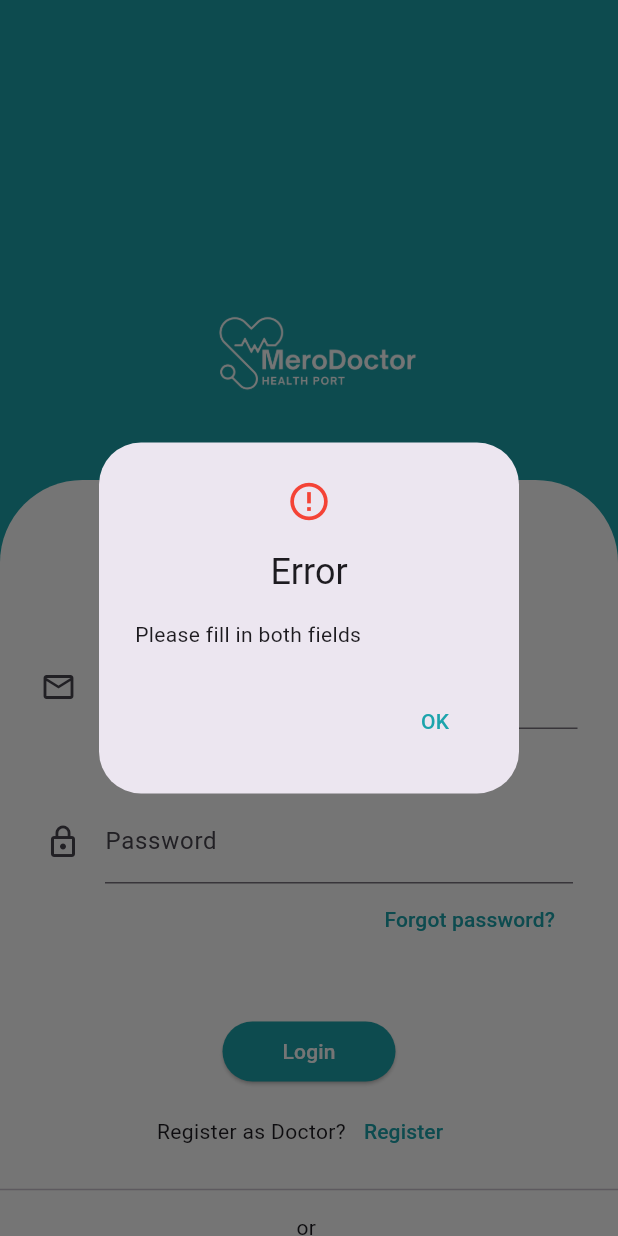
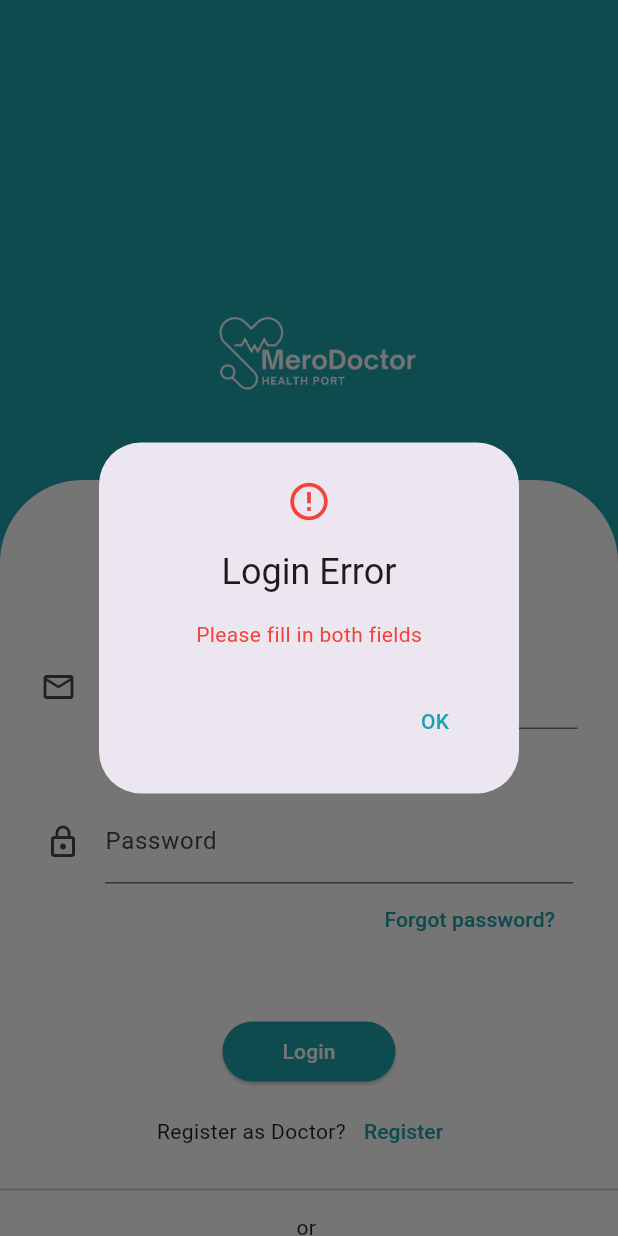
Before and after one commit to admin123KK/merodoctor555, a Flutter app: the Dloginpage screen opened directly, after a tap on "Login", on a phone screen of 412 x 824 dp. Run offline on Flutter 3.47's test engine with Material 3 defaults, Android fonts, the light colour scheme and no system bars; our stand-ins replace file_picker.

```diff
--- a/lib/doctor/dloginpage.dart
+++ b/lib/doctor/dloginpage.dart
@@ -22,7 +22,7 @@ class _DloginpageState extends State<Dloginpage> {
 
   Future<void> loginDoctor() async {
     if (_email.text.isEmpty || _password.text.isEmpty) {
-      showMessage("Please fill in both fields", isError: true);
+      showErrorMessage("Please fill in both fields", isError: true);
       return;
     }
 
@@ -32,7 +32,7 @@ class _DloginpageState extends State<Dloginpage> {
 
     try {
       final url = Uri.parse(
-          'https://0d71-2400-1a00-bb20-5718-d481-a287-47e2-576.ngrok-free.app/api/Auth/login'); // Replace this with actual URL
+          'https://c2e1-2400-1a00-bb20-fd39-7053-b143-a1b-375.ngrok-free.app/api/Auth/login'); // Replace this with actual URL
       final response = await http.post(
         url,
         headers: {'Content-Type': 'application/json'},
@@ -47,24 +47,24 @@ class _DloginpageState extends State<Dloginpage> {
       });
 
       if (response.statusCode == 200 || response.statusCode == 201) {
-        showMessage("Login successful", isError: false);
+        showSuccessMessage("Login successful", isError: false);
         Future.delayed(const Duration(seconds: 2), () {
           Navigator.pushReplacement(
               context, MaterialPageRoute(builder: (_) => const Dhomepage()));
         });
       } else {
         final body = jsonDecode(response.body);
-        showMessage(body["message"] ?? "Login failed", isError: true);
+        showErrorMessage(body["message"] ?? "Login failed", isError: true);
       }
     } catch (e) {
       setState(() {
         isLoading = false;
       });
-      showMessage("An error occurred: $e", isError: true);
+      showErrorMessage("Invalid Crediental", isError: true);
     }
   }
 
-  void showMessage(String msg, {required bool isError}) {
+  void showErrorMessage(String msg, {required bool isError}) {
     showDialog(
       context: context,
       builder: (_) => AlertDialog(
@@ -73,8 +73,48 @@ class _DloginpageState extends State<Dloginpage> {
           color: isError ? Colors.red : Colors.green,
           size: 30,
         ),
-        title: Text(isError ? 'Error' : 'Success'),
-        content: Text(msg),
+        title: Text(isError ? 'Login Error' : 'Success'),
+        content: Row(
+          mainAxisAlignment: MainAxisAlignment.center,
+          children: [
+            Text(
+              msg,
+              style: const TextStyle(color: Colors.red),
+            ),
+          ],
+        ),
+        actions: [
+          TextButton(
+            onPressed: () => Navigator.pop(context),
+            child: const Text(
+              'OK',
+              style: TextStyle(color: Color(0xFF1CA4AC)),
+            ),
+          ),
+        ],
+      ),
+    );
+  }
+
+  void showSuccessMessage(String msg, {required bool isError}) {
+    showDialog(
+      context: context,
+      builder: (_) => AlertDialog(
+        icon: const Icon(
+          Icons.check_circle_outline,
+          color: Colors.green,
+          size: 30,
+        ),
+        title: Text(isError ? 'Login Error' : 'Success'),
+        content: Row(
+          mainAxisAlignment: MainAxisAlignment.center,
+          children: [
+            Text(
+              msg,
+              style: const TextStyle(color: Colors.green),
+            ),
+          ],
+        ),
         actions: [
           TextButton(
             onPressed: () => Navigator.pop(context),
--- a/lib/doctor/dregisterpage.dart
+++ b/lib/doctor/dregisterpage.dart
@@ -53,7 +53,7 @@ class _DregisterpageState extends State<Dregisterpage> {
 
     try {
       final url = Uri.parse(
-        'https://0d71-2400-1a00-bb20-5718-d481-a287-47e2-576.ngrok-free.app/api/AuthDoctorRegistration/register-doctor',
+        'https://c2e1-2400-1a00-bb20-fd39-7053-b143-a1b-375.ngrok-free.app/api/AuthDoctorRegistration/register-doctor',
       );
 
       final response = await http.post(
--- a/lib/loginpage.dart
+++ b/lib/loginpage.dart
@@ -21,7 +21,7 @@ class _LoginpageState extends State<Loginpage> {
 
   Future<void> loginUser(String email, String password) async {
     const String apiUrl =
-        "https://0d71-2400-1a00-bb20-5718-d481-a287-47e2-576.ngrok-free.app/api/Auth/login";
+        "https://c2e1-2400-1a00-bb20-fd39-7053-b143-a1b-375.ngrok-free.app/api/Auth/login";
 
     try {
       final response = await http.post(
--- a/lib/registerpage.dart
+++ b/lib/registerpage.dart
@@ -51,7 +51,7 @@ class _RegisterpageState extends State<Registerpage> {
 
     try {
       final url = Uri.parse(
-          "https://0d71-2400-1a00-bb20-5718-d481-a287-47e2-576.ngrok-free.app/api/AuthPatientRegistration/register-patient");
+          "https://c2e1-2400-1a00-bb20-fd39-7053-b143-a1b-375.ngrok-free.app/api/AuthPatientRegistration/register-patient");
       final response = await http.post(
         url,
         headers: {'Content-Type': 'application/json'},
```
